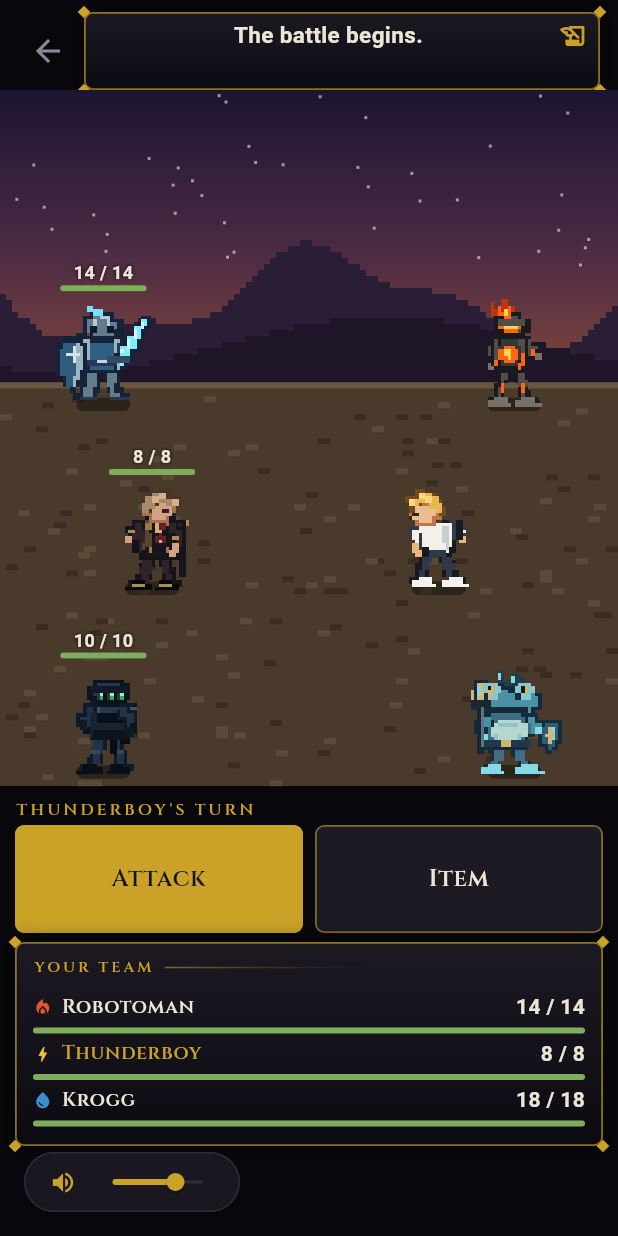
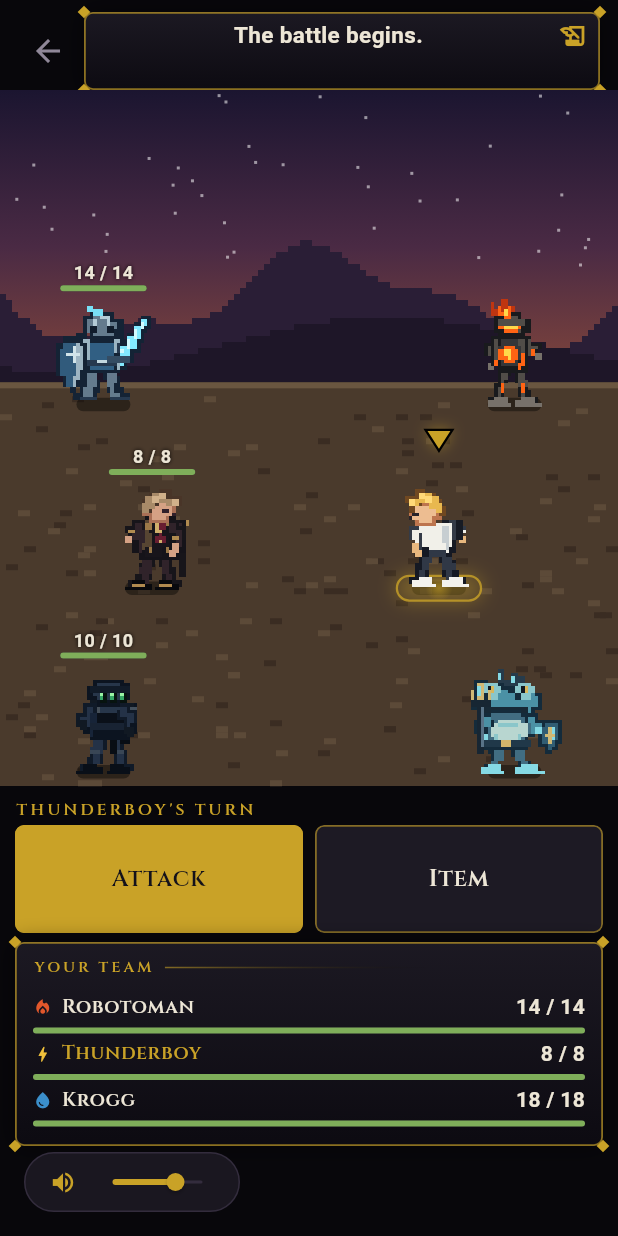
Before and after one commit to lu92988/game-game-, a Flutter app: the screen it shows after launch, after a tap on "Classic Battle (test)", on a phone screen of 412 x 824 dp. Run offline on Flutter 3.47's test engine with Material 3 defaults, Android fonts, the phone set to English and light mode, and no system bars; our stand-ins replace audioplayers, google_fonts; Roboto replaces fonts that are missing (Gfs Neohellenic).

Commit message:
Mark whose turn it is in the classic battle with an arrow and a glowing ring
Gold for your champions, red for enemies.

Co-Authored-By: Claude Opus 5.5 <noreply@anthropic.com>

```diff
--- a/lib/screens/classic_battle_screen.dart
+++ b/lib/screens/classic_battle_screen.dart
@@ -575,6 +575,8 @@ class _ClassicBattleScreenState extends State<ClassicBattleScreen>
     final isActor =
         _controller.currentActor?.id == c.id && _controller.winner == null;
     if (isActor && !animating) dx += enemy ? sprite * 0.25 : -sprite * 0.25;
+    // Gold marks your champion's turn, red an enemy's.
+    final turnColor = enemy ? BattleColors.hpRed : BattleColors.gold;
 
     if (animating && c.id == _fxAttacker) {
       // Lunge toward the other side and back.
@@ -635,6 +637,35 @@ class _ClassicBattleScreenState extends State<ClassicBattleScreen>
                 ),
               ),
             ),
+            // Glowing ring under whoever's turn it is.
+            if (isActor)
+              Positioned(
+                left: sprite * 0.1,
+                right: sprite * 0.1,
+                bottom: -scale * 2.5,
+                height: scale * 6,
+                child: DecoratedBox(
+                  decoration: BoxDecoration(
+                    borderRadius: BorderRadius.circular(sprite),
+                    border: Border.all(
+                      color: turnColor.withAlpha(0xCC),
+                      width: 1.5,
+                    ),
+                    gradient: RadialGradient(
+                      colors: [
+                        turnColor.withAlpha(0x88),
+                        turnColor.withAlpha(0x00),
+                      ],
+                    ),
+                    boxShadow: [
+                      BoxShadow(
+                        color: turnColor.withAlpha(0x66),
+                        blurRadius: 10,
+                      ),
+                    ],
+                  ),
+                ),
+              ),
             BattleSpriteView(
               championName: c.name,
               boxSize: sprite,
@@ -674,6 +705,18 @@ class _ClassicBattleScreenState extends State<ClassicBattleScreen>
                     _HpBar(fraction: c.hp / c.maxHp),
                   ],
                 ),
+              ),
+            // Bouncing arrow over whoever's turn it is, above the enemy HP
+            // and target marker so nothing overlaps.
+            if (isActor)
+              Positioned(
+                top:
+                    -scale * 3 -
+                    (enemy ? 44 : 26) +
+                    sin(_idle.value * 2 * pi) * 3,
+                left: 0,
+                right: 0,
+                child: Center(child: _TurnMarker(color: turnColor)),
               ),
             if (targetable)
               Positioned(
@@ -1072,6 +1115,54 @@ class _ClassicBattleScreenState extends State<ClassicBattleScreen>
   }
 }
 
+/// A downward arrow with a glow, floating over the champion whose turn it
+/// is.
+class _TurnMarker extends StatelessWidget {
+  const _TurnMarker({required this.color});
+
+  final Color color;
+
+  @override
+  Widget build(BuildContext context) {
+    return CustomPaint(
+      size: const Size(18, 14),
+      painter: _TurnMarkerPainter(color),
+    );
+  }
+}
+
+class _TurnMarkerPainter extends CustomPainter {
+  _TurnMarkerPainter(this.color);
+
+  final Color color;
+
+  @override
+  void paint(Canvas canvas, Size size) {
+    final arrow = Path()
+      ..moveTo(0, 0)
+      ..lineTo(size.width, 0)
+      ..lineTo(size.width / 2, size.height)
+      ..close();
+    canvas.drawPath(
+      arrow,
+      Paint()
+        ..color = color.withAlpha(0x99)
+        ..maskFilter = const MaskFilter.blur(BlurStyle.normal, 5),
+    );
+    canvas.drawPath(arrow, Paint()..color = color);
+    canvas.drawPath(
+      arrow,
+      Paint()
+        ..color = Colors.black
+        ..style = PaintingStyle.stroke
+        ..strokeWidth = 1.5,
+    );
+  }
+
+  @override
+  bool shouldRepaint(_TurnMarkerPainter old) => old.color != color;
+}
+
 /// The small gold diamond used throughout the game's ornaments, here as
 /// menu bullets, window corners and the target marker over a fighter.
 class _Diamond extends StatelessWidget {
```
